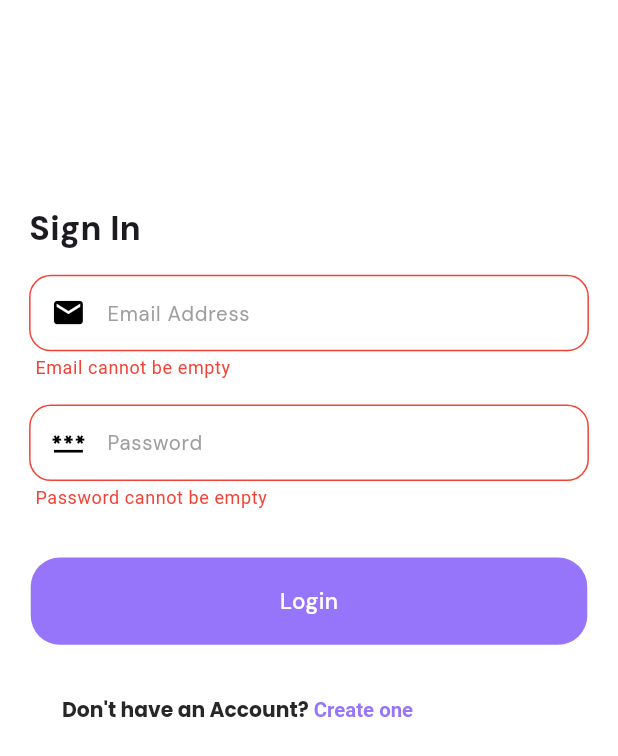
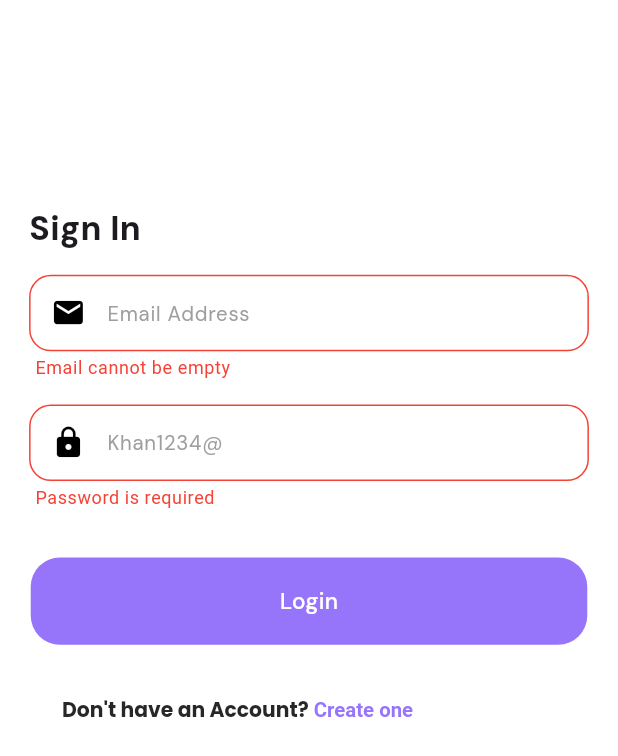
Before and after one commit to Khushalkhankhattak11/StackBuffertask, a Flutter app: the screen it shows after launch, after a tap on "Login", on a phone screen of 412 x 824 dp. Shown: the top 756 px of the screen. Run offline on Flutter 3.47's test engine with Material 3 defaults, Android fonts, the phone set to English and light mode, and no system bars; our stand-ins replace cloud_firestore, firebase_auth, firebase_core, flutter_screenutil, get, google_fonts; missing offline and left inert: flutter_stripe; accounts and stored records are empty; project files that could hold a hidden picture were left out.

Commit message:
some changes done

```diff
--- a/lib/utilies/vaildator.dart
+++ b/lib/utilies/vaildator.dart
@@ -3,7 +3,10 @@ import 'package:get/get.dart';
 
 class Utils {
   static void fieldFocusChange(
-      BuildContext context, FocusNode current, FocusNode nextFocus) {
+    BuildContext context,
+    FocusNode current,
+    FocusNode nextFocus,
+  ) {
     current.unfocus();
     FocusScope.of(context).nextFocus();
   }
@@ -12,10 +15,7 @@ class Utils {
     //  Fluttertoast.showToast(msg: message, backgroundColor: Colors.black26);
   }
 
-  static snakBar(
-      String title,
-      String message,
-      ) {
+  static snakBar(String title, String message) {
     Get.snackbar(title, message, backgroundColor: Colors.white);
   }
 
@@ -53,10 +53,11 @@ class Utils {
     if (password.length < 8) {
       return '⚠️ Password must be at least 8 characters long';
     }
-    final RegExp passwordRegex =
-    RegExp(r'^(?=.*?[A-Z])(?=.*?[a-z])(?=.*?[0-9])(?=.*?[!@#\$&*~]).{8,}$');
+    final RegExp passwordRegex = RegExp(
+      r'^(?=.*?[A-Z])(?=.*?[a-z])(?=.*?[0-9])(?=.*?[!@#\$&*~]).{8,}$',
+    );
     if (!passwordRegex.hasMatch(password)) {
-      return '⚠️ Password must contain at least one uppercase letter, one lowercase letter, one digit, one special character, and be at least 8 characters long';
+      return "⚠️ Password must contain at least one number, one upper \n        and lower and special character";
     }
     return null;
   }
@@ -81,8 +82,9 @@ getCircle(Color valueColor) {
     child: CircularProgressIndicator.adaptive(
       backgroundColor: valueColor, // Background color (optional)
       strokeWidth: 4.0, // Adjust the thickness of the indicator
-      valueColor:
-      AlwaysStoppedAnimation<Color>(Colors.white), // Set color to white
+      valueColor: AlwaysStoppedAnimation<Color>(
+        Colors.white,
+      ), // Set color to white
     ),
   );
 }
--- a/lib/view/auth/login_auth_view.dart
+++ b/lib/view/auth/login_auth_view.dart
@@ -51,23 +51,24 @@ class LoginAuthView extends StatelessWidget {
                             return 'Email cannot be empty';
                           }
                           return Utils.validateEmail(value);
+
                         },
                       ),
                       SizedBox(height: 18.h),
                       CustomFieldComponents(
                         keyboardType: TextInputType.text,
                         controller:
-                            _authController.loginPasswordController.value,
-                        obscureText: true,
-                        prefixIcon: Icons.password,
-                        hint: 'Password',
+                        _authController.loginPasswordController.value,
+                        prefixIcon: Icons.lock,
+                        hint: 'Khan1234@',
                         validator: (value) {
                           if (value!.isEmpty) {
-                            return 'Password cannot be empty';
+                            return 'Password is required';
                           }
                           return Utils.validatePassword(value);
                         },
                       ),
+
                     ],
                   ),
                 ),
@@ -96,8 +97,8 @@ class LoginAuthView extends StatelessWidget {
                           // Redirect to Home after successful login
                           if (_authController.user.value != null) {
                             Get.offAllNamed(
-                              '/home',
-                            ); // Replace with your home route
+                                '/home_view',
+                            );
                           }
                         } catch (e) {
                           // Handle login errors (already handled in AuthController)
--- a/lib/view/auth/signup_auth_view.dart
+++ b/lib/view/auth/signup_auth_view.dart
@@ -79,7 +79,7 @@ class SignupAuthView extends StatelessWidget {
                         controller:
                             _authController.signupPasswordController.value,
                         prefixIcon: Icons.lock,
-                        hint: 'Password',
+                        hint: 'Khan1234@',
                         validator: (value) {
                           if (value!.isEmpty) {
                             return 'Password is required';
--- a/lib/viewmodel/auth/auth_controller_viewmodel.dart
+++ b/lib/viewmodel/auth/auth_controller_viewmodel.dart
@@ -88,7 +88,7 @@ class AuthController extends GetxController {
         title: "Success",
         message: "Login successful!",
       );
-      Get.offNamed(RouteName.home);
+
 
       // Clear login form
       loginEmailController.value.clear();
--- a/lib/viewmodel/product/product_viewmodel.dart
+++ b/lib/viewmodel/product/product_viewmodel.dart
@@ -43,8 +43,8 @@ class ProductController extends GetxController {
         description: "Product 4 is designed with the modern user in mind. Its innovative features, combined with superior build quality, make it a standout in its category. Enjoy seamless performance and style in one compact package.",
       ),
       Product(
-        name: "Shoes",
-        image: ImagesUrls.s3,
+        name: "Ring",
+        image: 'assets/images/r.png',
         price: 39.99,
         description: "Take your experience to the next level with Product 5. This product boasts exceptional features such as high durability, advanced functionality, and a user-friendly design. It is crafted to deliver a premium experience at a competitive price.",
       ),
--- a/pubspec.yaml
+++ b/pubspec.yaml
@@ -44,6 +44,7 @@ dependencies:
   flutter_stripe: ^11.4.0
   http: ^1.3.0
   dio:
+
 
 
 
```
Also changed, not shown: lib/res/components/product_card_components.dart (+18 -12 lines), lib/view/home/home_view.daty.dart (+86 -8 lines), lib/view/productdetails/details_view.dart (renamed from lib/view/details/details_view.dart, +17 -17 lines), assets/images/r.png (added), assets/images/r2.png (added), 8 other files.
